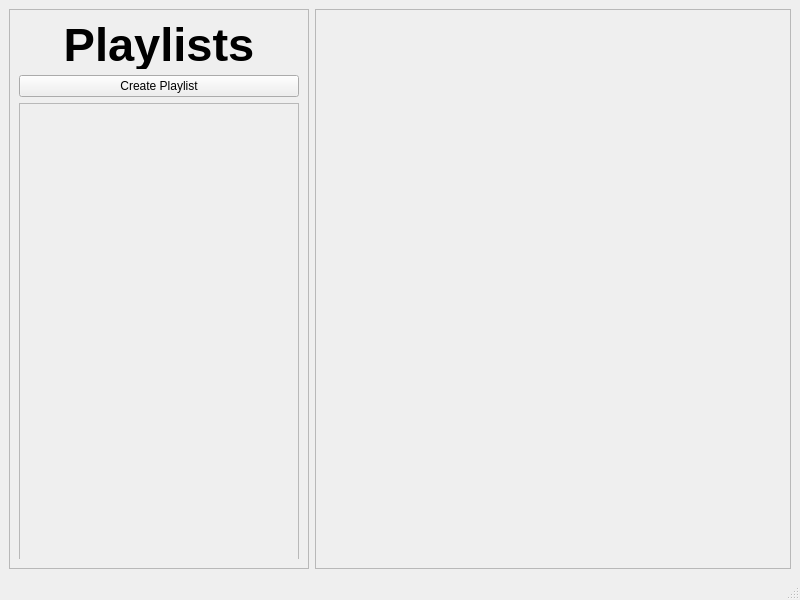
cscmieu/Democratic-Stratagem-Trainer, file mainwindow.ui: the form before one commit.
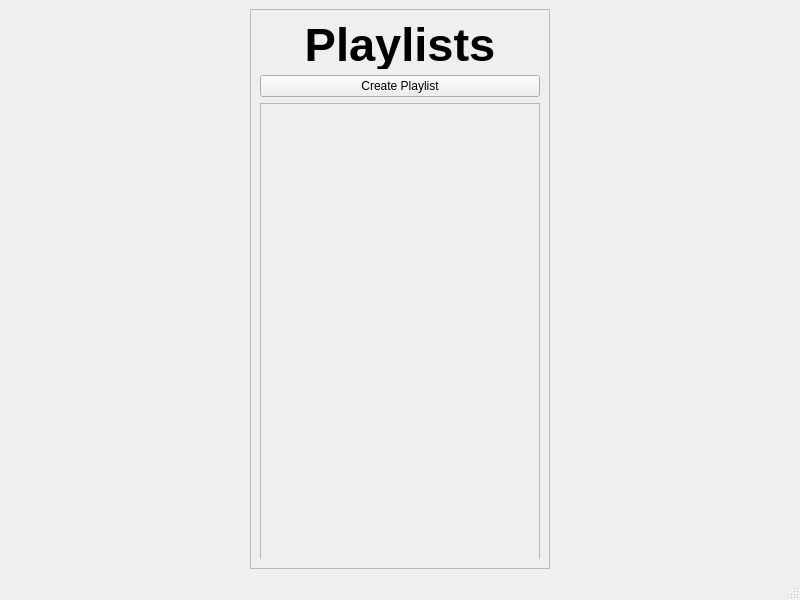
The form after the commit.

What changed in the file:
```diff
--- a/mainwindow.ui
+++ b/mainwindow.ui
@@ -120,16 +120,6 @@
       </layout>
      </widget>
     </item>
-    <item>
-     <widget class="QFrame" name="MainContent">
-      <property name="frameShape">
-       <enum>QFrame::StyledPanel</enum>
-      </property>
-      <property name="frameShadow">
-       <enum>QFrame::Raised</enum>
-      </property>
-     </widget>
-    </item>
    </layout>
   </widget>
   <widget class="QStatusBar" name="statusBar"/>
```
